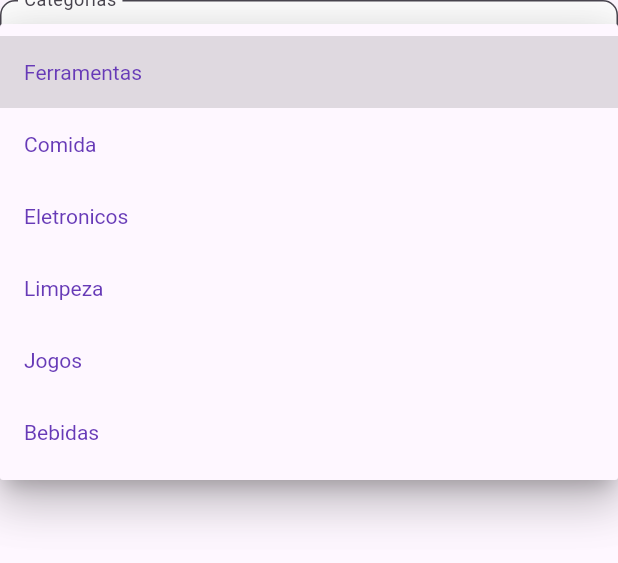
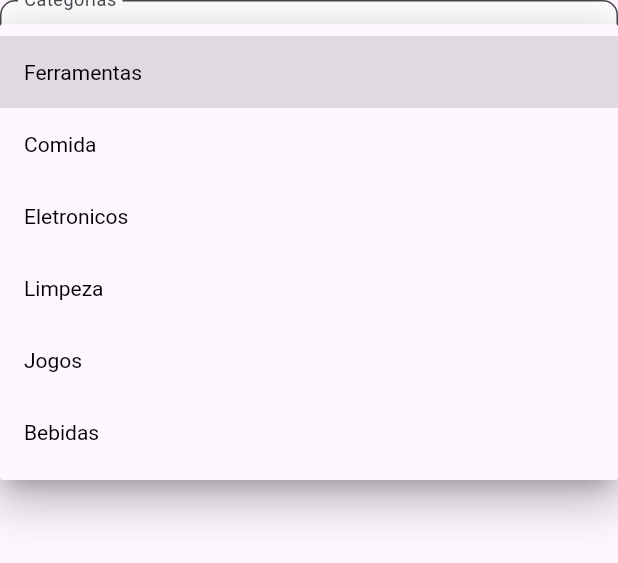
Before and after one commit to gabrielarappel/AppListaDeCompras, a Flutter app: the DropdownButtonWidget widget shown alone on an empty page, opened directly, after a tap on "Ferramentas", on a phone screen of 412 x 824 dp. Shown: the top 563 px of the screen. Run offline on Flutter 3.47's test engine with Material 3 defaults, Android fonts, the phone set to English and light mode, and no system bars; our stand-ins replace shared_preferences; accounts and stored records are empty.

Commit message:
mudança de cores

```diff
--- a/lib/app/features/items_list.dart
+++ b/lib/app/features/items_list.dart
@@ -203,7 +203,7 @@ class _DropdownButtonWidgetState extends State<DropdownButtonWidget> {
           icon: const Icon(Icons.arrow_drop_down),
           iconSize: 24,
           elevation: 16,
-          style: const TextStyle(color: Colors.deepPurple),
+          style: const TextStyle(color: Colors.black),
           onChanged: (String? newValue) {
             setState(() {
               dropdownValue = newValue!;
--- a/lib/app/features/widgets/add_product_dialog.dart
+++ b/lib/app/features/widgets/add_product_dialog.dart
@@ -5,8 +5,7 @@ import 'package:app_lista_de_compras/app/features/model/produto.dart';
 class AddProductDialog extends StatelessWidget {
   final void Function(Produto) onAddProduct;
 
-  const AddProductDialog({Key? key, required this.onAddProduct})
-      : super(key: key);
+  const AddProductDialog({super.key, required this.onAddProduct});
 
   @override
   Widget build(BuildContext context) {
```
